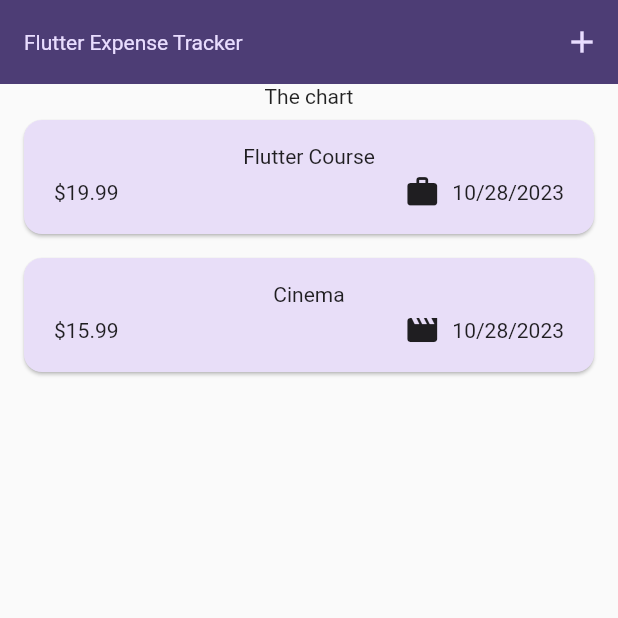
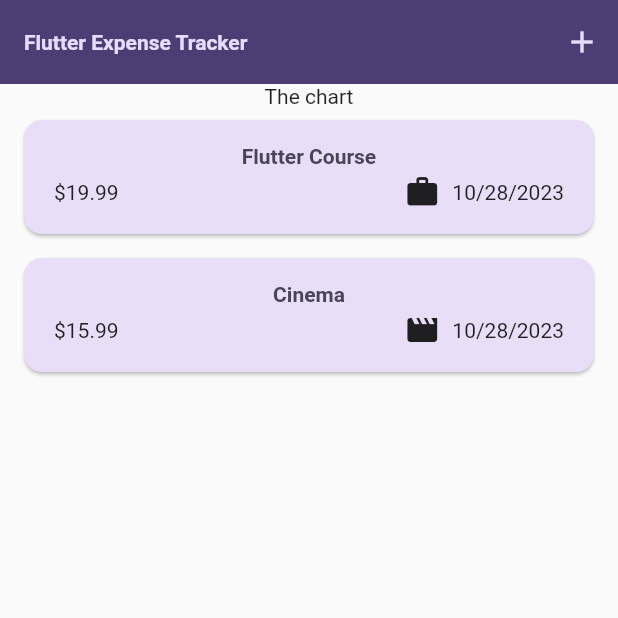
Before and after one commit to kartpop/expense_tracker, a Flutter app: the screen it shows after launch, on a phone screen of 412 x 824 dp, the top half of it. Run offline on Flutter 3.47's test engine with Material 2 defaults, Android fonts, the phone set to English and light mode, and no system bars.

Commit message:
chore: use main text theme titleLarge setting for expense item title

```diff
--- a/lib/main.dart
+++ b/lib/main.dart
@@ -26,7 +26,7 @@ void main() {
         ),
         textTheme: ThemeData().textTheme.copyWith(
               titleLarge: TextStyle(
-                fontWeight: FontWeight.normal,
+                fontWeight: FontWeight.bold,
                 color: kColorScheme.onSecondaryContainer,
                 fontSize: 14,
               ),
--- a/lib/widgets/expenses_list/expense_item.dart
+++ b/lib/widgets/expenses_list/expense_item.dart
@@ -16,7 +16,10 @@ class ExpenseItem extends StatelessWidget {
         ),
         child: Column(
           children: [
-            Text(expense.title),
+            Text(
+              expense.title,
+              style: Theme.of(context).textTheme.titleLarge,
+            ),
             const SizedBox(height: 4),
             Row(
               children: [
```
